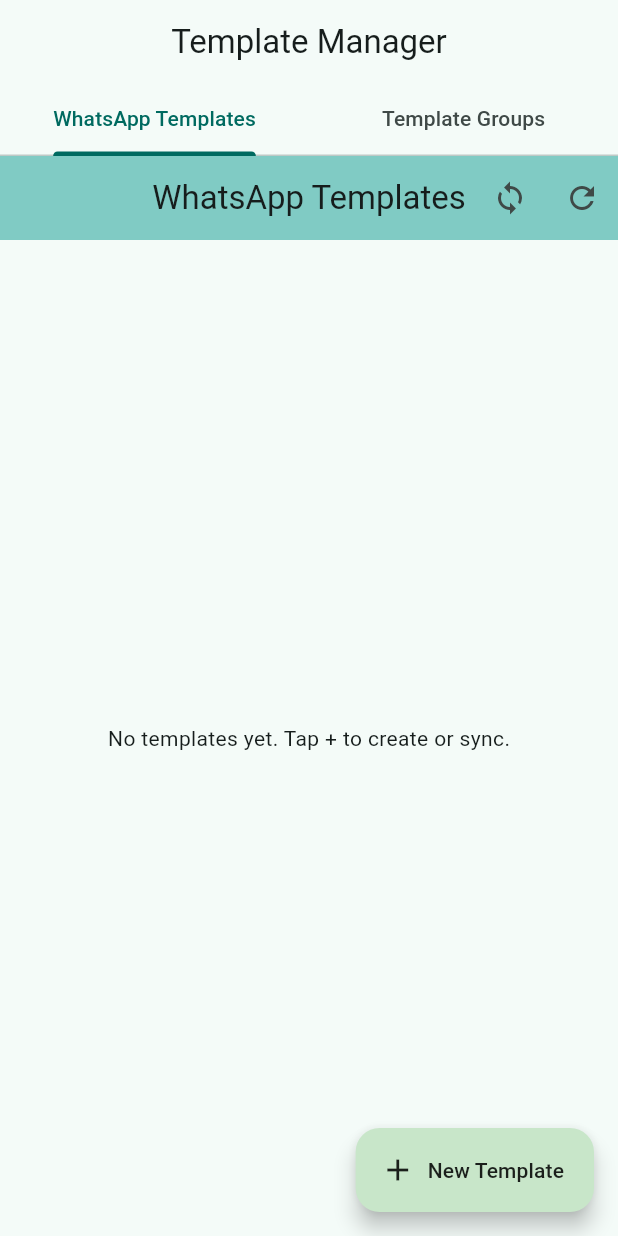
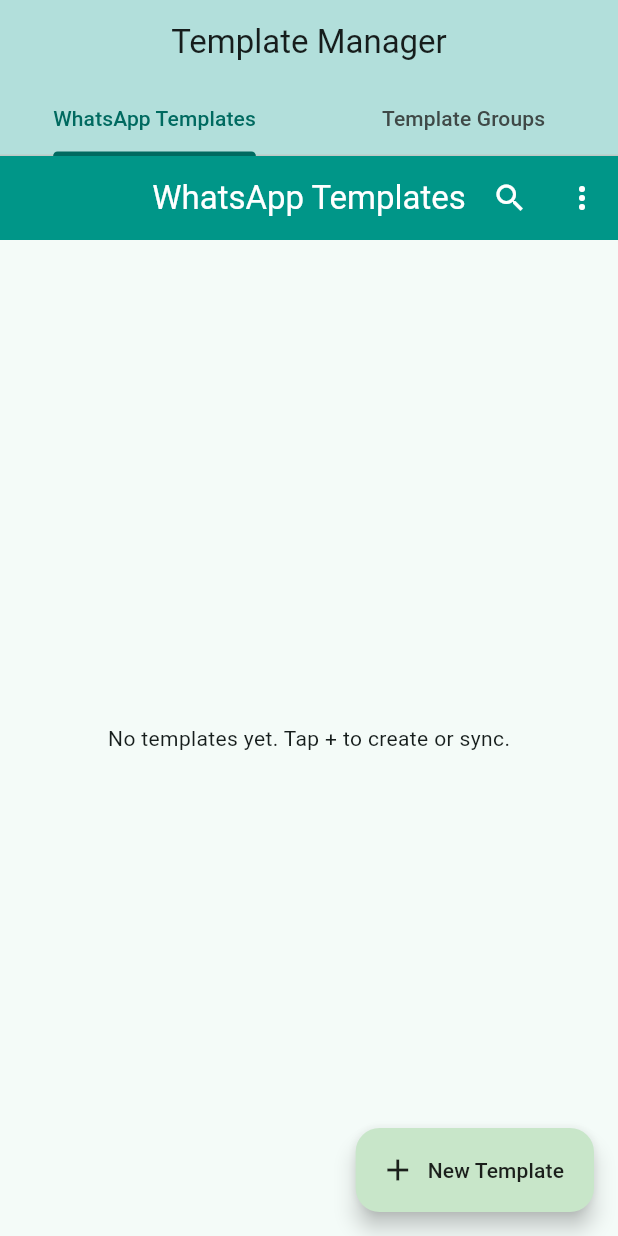
Before and after one commit to dilipreddy0417-ds/whatsapp_temp_builder, a Flutter app: the screen it shows after launch, on a phone screen of 412 x 824 dp. Run offline on Flutter 3.47's test engine with Material 3 defaults, Android fonts, the phone set to English and light mode, and no system bars; our stand-ins replace file_picker, flutter_dotenv, image_picker, supabase_flutter; accounts and stored records are empty.

Commit message:
28/02/2026 final 1

```diff
--- a/lib/main.dart
+++ b/lib/main.dart
@@ -41,6 +41,7 @@
         length: 2,
         child: Scaffold(
           appBar: AppBar(
+            backgroundColor: Colors.teal[100],
             title: const Text('Template Manager'),
             bottom: const TabBar(
               tabs: [
--- a/lib/screens/template_list.dart
+++ b/lib/screens/template_list.dart
@@ -6,7 +6,7 @@
 import '../utils/helpers.dart';
 import 'template_form.dart';
 import 'send_template.dart';
-import 'preview_template.dart'; // new import
+import 'preview_template.dart';
 
 class TemplateListScreen extends StatefulWidget {
   const TemplateListScreen({super.key});
@@ -20,16 +20,53 @@
   final WhatsAppApiService _whatsapp = WhatsAppApiService();
   late Future<List<WhatsAppTemplate>> _templatesFuture;
 
+  // Search functionality
+  final TextEditingController _searchController = TextEditingController();
+  List<WhatsAppTemplate> _allTemplates = [];
+  List<WhatsAppTemplate> _filteredTemplates = [];
+  bool _isSearching = false;
+
   @override
   void initState() {
     super.initState();
     _refreshList();
+    _searchController.addListener(_filterTemplates);
+  }
+
+  @override
+  void dispose() {
+    _searchController.dispose();
+    super.dispose();
   }
 
   void _refreshList() {
     setState(() {
-      _templatesFuture = _supabase.getTemplates();
+      _templatesFuture = _supabase.getTemplates().then((templates) {
+        _allTemplates = templates;
+        _filterTemplates();
+        return _filteredTemplates;
       });
+    });
+  }
+
+  void _filterTemplates() {
+    final query = _searchController.text.toLowerCase();
+    if (query.isEmpty) {
+      _filteredTemplates = List.from(_allTemplates);
+    } else {
+      _filteredTemplates = _allTemplates.where((template) {
+        return template.name.toLowerCase().contains(query) ||
+            template.category.toLowerCase().contains(query) ||
+            template.language.toLowerCase().contains(query) ||
+            template.status.toLowerCase().contains(query);
+      }).toList();
+    }
+    setState(() {});
+  }
+
+  void _clearSearch() {
+    _searchController.clear();
+    _filterTemplates();
   }
 
   /// Convert a template from WhatsApp API to our local model.
@@ -120,6 +157,8 @@
 
   Future<void> _syncTemplates() async {
     if (!mounted) return;
+
+    // Show loading dialog
     showDialog(
       context: context,
       barrierDismissible: false,
@@ -257,18 +296,76 @@
   Widget build(BuildContext context) {
     return Scaffold(
       appBar: AppBar(
-        backgroundColor: Colors.teal[200],
-        title: const Text('WhatsApp Templates'),
+        title: _isSearching
+            ? TextField(
+                controller: _searchController,
+                autofocus: true,
+                decoration: InputDecoration(
+                  hintText: 'Search templates...',
+                  border: InputBorder.none,
+                  hintStyle:
+                      TextStyle(color: Colors.white.withValues(alpha: 0.7)),
+                ),
+                style: const TextStyle(color: Colors.white, fontSize: 16),
+                cursorColor: Colors.white,
+              )
+            : const Text('WhatsApp Templates'),
+        backgroundColor: Colors.teal,
+        foregroundColor: Colors.white,
+        leading: _isSearching
+            ? IconButton(
+                icon: const Icon(Icons.arrow_back),
+                onPressed: () {
+                  setState(() {
+                    _isSearching = false;
+                    _clearSearch();
+                  });
+                },
+              )
+            : null,
         actions: [
+          if (!_isSearching)
             IconButton(
-            icon: const Icon(Icons.sync),
-            onPressed: _syncTemplates,
-            tooltip: 'Sync from WhatsApp',
+              icon: const Icon(Icons.search),
+              onPressed: () {
+                setState(() {
+                  _isSearching = true;
+                });
+              },
+              tooltip: 'Search',
             ),
-          IconButton(
-            icon: const Icon(Icons.refresh),
-            onPressed: _refreshList,
-            tooltip: 'Refresh',
+          // Combined sync and refresh into one icon with popup menu
+          PopupMenuButton<String>(
+            icon: const Icon(Icons.more_vert),
+            onSelected: (value) {
+              if (value == 'sync') {
+                _syncTemplates();
+              } else if (value == 'refresh') {
+                _refreshList();
+              }
+            },
+            itemBuilder: (context) => [
+              const PopupMenuItem(
+                value: 'sync',
+                child: Row(
+                  children: [
+                    Icon(Icons.sync, color: Colors.teal),
+                    SizedBox(width: 8),
+                    Text('Sync from WhatsApp'),
+                  ],
+                ),
+              ),
+              const PopupMenuItem(
+                value: 'refresh',
+                child: Row(
+                  children: [
+                    Icon(Icons.refresh, color: Colors.blue),
+                    SizedBox(width: 8),
+                    Text('Refresh List'),
+                  ],
+                ),
+              ),
+            ],
           ),
         ],
       ),
@@ -298,13 +395,59 @@
             if (snapshot.hasError) {
               return Center(child: Text('Error: ${snapshot.error}'));
             }
-            final templates = snapshot.data ?? [];
+
+            // Use filtered templates
+            final templates = _filteredTemplates;
+
             if (templates.isEmpty) {
+              if (_searchController.text.isNotEmpty) {
+                return Center(
+                  child: Column(
+                    mainAxisAlignment: MainAxisAlignment.center,
+                    children: [
+                      Icon(Icons.search_off, size: 64, color: Colors.grey[400]),
+                      const SizedBox(height: 16),
+                      Text(
+                        'No templates match "${_searchController.text}"',
+                        style: TextStyle(color: Colors.grey[600]),
+                      ),
+                      const SizedBox(height: 8),
+                      TextButton(
+                        onPressed: _clearSearch,
+                        child: const Text('Clear Search'),
+                      ),
+                    ],
+                  ),
+                );
+              }
               return const Center(
                 child: Text('No templates yet. Tap + to create or sync.'),
               );
             }
-            return ListView.separated(
+
+            return Column(
+              children: [
+                if (_searchController.text.isNotEmpty)
+                  Container(
+                    padding: const EdgeInsets.all(8),
+                    color: Colors.teal[50],
+                    child: Row(
+                      children: [
+                        Expanded(
+                          child: Text(
+                            'Found ${templates.length} result${templates.length == 1 ? '' : 's'}',
+                            style: const TextStyle(fontWeight: FontWeight.bold),
+                          ),
+                        ),
+                        TextButton(
+                          onPressed: _clearSearch,
+                          child: const Text('Clear'),
+                        ),
+                      ],
+                    ),
+                  ),
+                Expanded(
+                  child: ListView.separated(
                     padding: const EdgeInsets.all(12),
                     itemCount: templates.length,
                     separatorBuilder: (_, __) => const SizedBox(height: 8),
@@ -364,7 +507,8 @@
                                   } else {
                                     ScaffoldMessenger.of(context).showSnackBar(
                                       const SnackBar(
-                                  content: Text('Template not approved yet'),
+                                        content:
+                                            Text('Template not approved yet'),
                                       ),
                                     );
                                   }
@@ -383,7 +527,8 @@
                                   value: 'preview',
                                   child: Row(
                                     children: [
-                                Icon(Icons.visibility, color: Colors.purple),
+                                      Icon(Icons.visibility,
+                                          color: Colors.purple),
                                       SizedBox(width: 8),
                                       Text('Preview'),
                                     ],
@@ -425,6 +570,9 @@
                         ),
                       );
                     },
+                  ),
+                ),
+              ],
             );
           },
         ),
```
Lines whose indentation alone changed are shown as unchanged.
